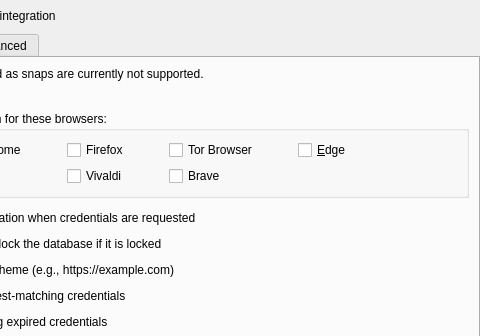
This is src/browser/BrowserSettingsWidget.ui in keepassxreboot/keepassxc as Qt 5 draws it before an edit; both pictures show x 106 to 586 and y 0 to 336 of the 586 by 468 pixel window. The edited form follows.
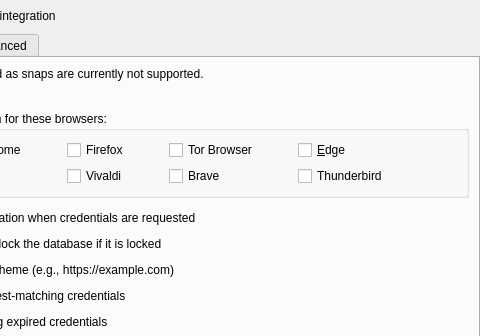
This is the edited form. Custom widgets are drawn as their Qt base class.

Commit message: Add support for Thunderbird

Diff of the .ui file:
```diff
--- a/src/browser/BrowserSettingsWidget.ui
+++ b/src/browser/BrowserSettingsWidget.ui
@@ -134,6 +134,16 @@
             </property>
            </widget>
           </item>
+          <item row="1" column="3">
+           <widget class="QCheckBox" name="thunderBirdSupport">
+            <property name="text">
+             <string>Thunderbird</string>
+            </property>
+            <property name="checked">
+             <bool>false</bool>
+            </property>
+           </widget>
+          </item>
           <item row="0" column="0">
            <widget class="QCheckBox" name="chromeSupport">
             <property name="text">
```
The commit also changes 4 other files.
